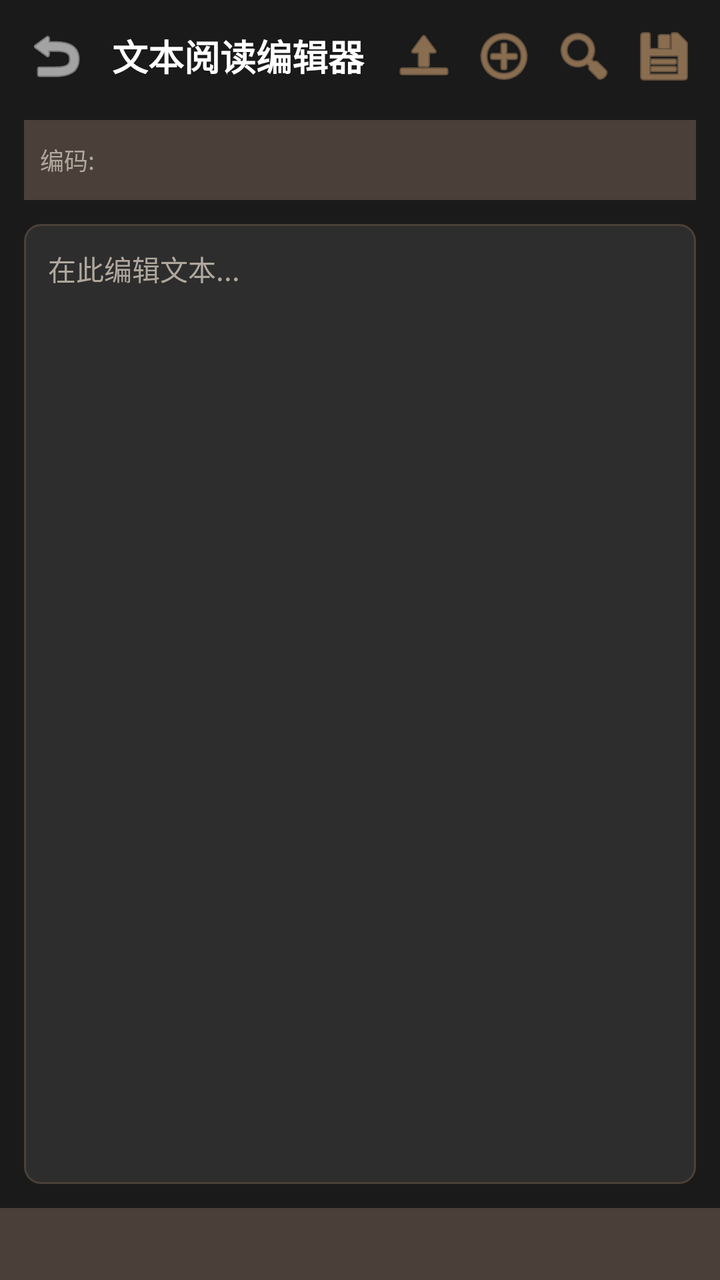
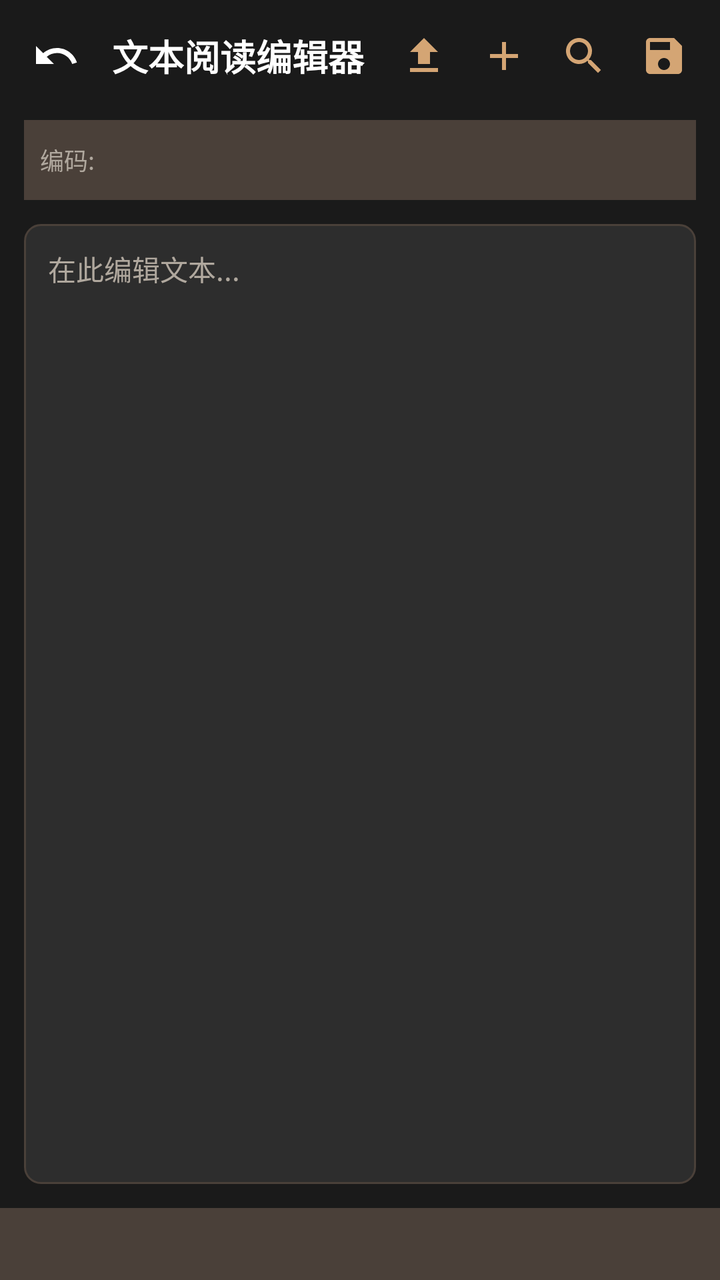

Screens rendered from an Android XML layout before and after an edit, with the pre-edit source and the edit as a unified diff.
<!-- AndroidManifest.xml: activity theme Theme.ToolBoxApp -->
<!-- res/layout/activity_text_editor.xml -->
<?xml version="1.0" encoding="utf-8"?>
<androidx.constraintlayout.widget.ConstraintLayout
    xmlns:android="http://schemas.android.com/apk/res/android"
    xmlns:app="http://schemas.android.com/apk/res-auto"
    android:layout_width="match_parent"
    android:layout_height="match_parent"
    android:background="@color/bg_main">

    
    <LinearLayout
        android:id="@+id/top_bar"
        android:layout_width="0dp"
        android:layout_height="56dp"
        android:background="@color/bg_main"
        android:gravity="center_vertical"
        android:orientation="horizontal"
        android:paddingStart="8dp"
        android:paddingEnd="8dp"
        app:layout_constraintEnd_toEndOf="parent"
        app:layout_constraintStart_toStartOf="parent"
        app:layout_constraintTop_toTopOf="parent">

        
        <ImageButton
            android:id="@+id/btn_back"
            android:layout_width="40dp"
            android:layout_height="40dp"
            android:background="?attr/selectableItemBackgroundBorderless"
            android:contentDescription="返回"
            android:padding="8dp"
            android:src="@android:drawable/ic_menu_revert"
            app:tint="@color/text_white" />

        
        <TextView
            android:id="@+id/tv_title"
            android:layout_width="0dp"
            android:layout_height="wrap_content"
            android:layout_marginStart="8dp"
            android:layout_weight="1"
            android:text="@string/title_text_editor"
            android:textColor="@color/text_white"
            android:textSize="18sp"
            android:textStyle="bold" />

        
        <ImageButton
            android:id="@+id/btn_open_file"
            android:layout_width="40dp"
            android:layout_height="40dp"
            android:background="?attr/selectableItemBackgroundBorderless"
            android:contentDescription="打开文件"
            android:padding="8dp"
            android:src="@android:drawable/ic_menu_upload"
            app:tint="@color/accent" />

        
        <ImageButton
            android:id="@+id/btn_new_file"
            android:layout_width="40dp"
            android:layout_height="40dp"
            android:background="?attr/selectableItemBackgroundBorderless"
            android:contentDescription="新建"
            android:padding="8dp"
            android:src="@android:drawable/ic_menu_add"
            app:tint="@color/accent" />

        
        <ImageButton
            android:id="@+id/btn_search"
            android:layout_width="40dp"
            android:layout_height="40dp"
            android:background="?attr/selectableItemBackgroundBorderless"
            android:contentDescription="搜索"
            android:padding="8dp"
            android:src="@android:drawable/ic_menu_search"
            app:tint="@color/accent" />

        
        <ImageButton
            android:id="@+id/btn_save"
            android:layout_width="40dp"
            android:layout_height="40dp"
            android:background="?attr/selectableItemBackgroundBorderless"
            android:contentDescription="保存"
            android:padding="8dp"
            android:src="@android:drawable/ic_menu_save"
            app:tint="@color/accent" />
    </LinearLayout>

    
    <LinearLayout
        android:id="@+id/ll_encoding_bar"
        android:layout_width="0dp"
        android:layout_height="40dp"
        android:layout_marginStart="12dp"
        android:layout_marginEnd="12dp"
        android:layout_marginTop="4dp"
        android:background="@color/card_dark"
        android:gravity="center_vertical"
        android:orientation="horizontal"
        android:paddingStart="8dp"
        android:paddingEnd="8dp"
        app:layout_constraintEnd_toEndOf="parent"
        app:layout_constraintStart_toStartOf="parent"
        app:layout_constraintTop_toBottomOf="@+id/top_bar">

        <TextView
            android:layout_width="wrap_content"
            android:layout_height="wrap_content"
            android:text="编码:"
            android:textColor="@color/text_secondary"
            android:textSize="12sp" />

        <Spinner
            android:id="@+id/spinner_encoding"
            android:layout_width="0dp"
            android:layout_height="wrap_content"
            android:layout_marginStart="8dp"
            android:layout_weight="1"
            android:background="@drawable/bg_spinner"
            android:popupBackground="@color/card_dark" />
    </LinearLayout>

    
    <TextView
        android:id="@+id/tv_file_info"
        android:layout_width="0dp"
        android:layout_height="wrap_content"
        android:layout_marginStart="12dp"
        android:layout_marginEnd="12dp"
        android:layout_marginTop="4dp"
        android:paddingStart="8dp"
        android:paddingEnd="8dp"
        android:paddingTop="4dp"
        android:paddingBottom="4dp"
        android:background="@color/card_dark"
        android:textColor="@color/text_secondary"
        android:textSize="12sp"
        android:text=""
        android:visibility="gone"
        app:layout_constraintEnd_toEndOf="parent"
        app:layout_constraintStart_toStartOf="parent"
        app:layout_constraintTop_toBottomOf="@+id/ll_encoding_bar" />

    
    <LinearLayout
        android:id="@+id/ll_progress"
        android:layout_width="0dp"
        android:layout_height="wrap_content"
        android:layout_marginStart="12dp"
        android:layout_marginEnd="12dp"
        android:layout_marginTop="4dp"
        android:background="@color/card_dark"
        android:gravity="center_vertical"
        android:orientation="vertical"
        android:padding="8dp"
        android:visibility="gone"
        app:layout_constraintEnd_toEndOf="parent"
        app:layout_constraintStart_toStartOf="parent"
        app:layout_constraintTop_toBottomOf="@+id/tv_file_info">

        <ProgressBar
            android:id="@+id/progress_bar"
            style="@android:style/Widget.ProgressBar.Horizontal"
            android:layout_width="match_parent"
            android:layout_height="6dp"
            android:max="100"
            android:progress="0" />

        <TextView
            android:id="@+id/tv_progress_text"
            android:layout_width="match_parent"
            android:layout_height="wrap_content"
            android:layout_marginTop="4dp"
            android:gravity="center"
            android:text="正在读取..."
            android:textColor="@color/text_secondary"
            android:textSize="12sp" />
    </LinearLayout>

    
    <EditText
        android:id="@+id/et_editor"
        android:layout_width="0dp"
        android:layout_height="0dp"
        android:layout_margin="12dp"
        android:layout_marginTop="4dp"
        android:background="@drawable/bg_edittext"
        android:gravity="top|start"
        android:hint="在此编辑文本..."
        android:inputType="textMultiLine"
        android:padding="12dp"
        android:textColor="@color/text_white"
        android:textColorHint="@color/text_secondary"
        android:textSize="14sp"
        app:layout_constraintBottom_toTopOf="@+id/ll_status_bar"
        app:layout_constraintEnd_toEndOf="parent"
        app:layout_constraintStart_toStartOf="parent"
        app:layout_constraintTop_toBottomOf="@+id/ll_progress" />

    
    <LinearLayout
        android:id="@+id/ll_status_bar"
        android:layout_width="0dp"
        android:layout_height="36dp"
        android:background="@color/card_dark"
        android:gravity="center_vertical"
        android:orientation="horizontal"
        android:paddingStart="16dp"
        android:paddingEnd="16dp"
        app:layout_constraintBottom_toBottomOf="parent"
        app:layout_constraintEnd_toEndOf="parent"
        app:layout_constraintStart_toStartOf="parent">

        <TextView
            android:id="@+id/tv_word_count"
            android:layout_width="0dp"
            android:layout_height="wrap_content"
            android:layout_weight="1"
            android:textColor="@color/text_secondary"
            android:textSize="12sp" />

        <TextView
            android:id="@+id/tv_line_count"
            android:layout_width="0dp"
            android:layout_height="wrap_content"
            android:layout_weight="1"
            android:textColor="@color/text_secondary"
            android:textSize="12sp" />
    </LinearLayout>

</androidx.constraintlayout.widget.ConstraintLayout>
<!-- resources referenced by this layout -->
<resources>
  <color name="accent">#D4A574</color>
  <color name="bg_main">#1A1A1A</color>
  <color name="card_dark">#4A4039</color>
  <color name="text_secondary">#B0A89E</color>
  <color name="text_white">#FFFFFF</color>
  <!-- drawable bg_edittext (drawable) -->
  <?xml version="1.0" encoding="utf-8"?>
  <shape xmlns:android="http://schemas.android.com/apk/res/android"
      android:shape="rectangle">
      <solid android:color="#2D2D2D" />
      <corners android:radius="8dp" />
      <stroke android:width="1dp" android:color="#4A4039" />
  </shape>
  <!-- drawable bg_spinner (drawable) -->
  <?xml version="1.0" encoding="utf-8"?>
  <shape xmlns:android="http://schemas.android.com/apk/res/android"
      android:shape="rectangle">
      <solid android:color="#2D2D2D" />
      <corners android:radius="8dp" />
      <stroke android:width="1dp" android:color="#4A4039" />
  </shape>
  <string name="title_text_editor">文本阅读编辑器</string>
  <color name="accent_dark">#B8895A</color>
  <color name="primary_background">#1A1A1A</color>
  <color name="accent_light">#E8C9A8</color>
  <color name="status_bar">#1A1A1A</color>
  <color name="navigation_bar">#1A1A1A</color>
  <color name="divider">#3A3029</color>
  <!-- unchanged entries left out for length: 1 -->
</resources>

<!-- the commit's change to res/layout/activity_text_editor.xml (unified diff, before → after) -->
@@ -28,7 +28,7 @@
             android:background="?attr/selectableItemBackgroundBorderless"
             android:contentDescription="返回"
             android:padding="8dp"
-            android:src="@android:drawable/ic_menu_revert"
+            android:src="@drawable/ic_undo"
             app:tint="@color/text_white" />
 
         
@@ -51,7 +51,7 @@
             android:background="?attr/selectableItemBackgroundBorderless"
             android:contentDescription="打开文件"
             android:padding="8dp"
-            android:src="@android:drawable/ic_menu_upload"
+            android:src="@drawable/ic_upload"
             app:tint="@color/accent" />
 
         
@@ -62,7 +62,7 @@
             android:background="?attr/selectableItemBackgroundBorderless"
             android:contentDescription="新建"
             android:padding="8dp"
-            android:src="@android:drawable/ic_menu_add"
+            android:src="@drawable/ic_add"
             app:tint="@color/accent" />
 
         
@@ -73,7 +73,7 @@
             android:background="?attr/selectableItemBackgroundBorderless"
             android:contentDescription="搜索"
             android:padding="8dp"
-            android:src="@android:drawable/ic_menu_search"
+            android:src="@drawable/ic_search"
             app:tint="@color/accent" />
 
         
@@ -84,7 +84,7 @@
             android:background="?attr/selectableItemBackgroundBorderless"
             android:contentDescription="保存"
             android:padding="8dp"
-            android:src="@android:drawable/ic_menu_save"
+            android:src="@drawable/ic_save"
             app:tint="@color/accent" />
     </LinearLayout>
 
<!-- resource entries referenced after the edit -->
@@ -21,6 +21,61 @@
       <corners android:radius="8dp" />
       <stroke android:width="1dp" android:color="#4A4039" />
   </shape>
+  <!-- drawable ic_add (drawable) -->
+  <?xml version="1.0" encoding="utf-8"?>
+  <vector xmlns:android="http://schemas.android.com/apk/res/android"
+      android:width="24dp"
+      android:height="24dp"
+      android:viewportWidth="24"
+      android:viewportHeight="24">
+      <path
+          android:fillColor="#FFFFFF"
+          android:pathData="M19,13h-6v6h-2v-6H5v-2h6V5h2v6h6v2z" />
+  </vector>
+  <!-- drawable ic_save (drawable) -->
+  <?xml version="1.0" encoding="utf-8"?>
+  <vector xmlns:android="http://schemas.android.com/apk/res/android"
+      android:width="24dp"
+      android:height="24dp"
+      android:viewportWidth="24"
+      android:viewportHeight="24">
+      <path
+          android:fillColor="#FFFFFF"
+          android:pathData="M17,3H5c-1.11,0 -2,0.9 -2,2v14c0,1.1 0.89,2 2,2h14c1.1,0 2,-0.9 2,-2V7l-4,-4zm-5,16c-1.66,0 -3,-1.34 -3,-3s1.34,-3 3,-3 3,1.34 3,3 -1.34,3 -3,3zm3,-10H5V5h10v4z" />
+  </vector>
+  <!-- drawable ic_search (drawable) -->
+  <?xml version="1.0" encoding="utf-8"?>
+  <vector xmlns:android="http://schemas.android.com/apk/res/android"
+      android:width="24dp"
+      android:height="24dp"
+      android:viewportWidth="24"
+      android:viewportHeight="24">
+      <path
+          android:fillColor="#FFFFFF"
+          android:pathData="M15.5,14h-0.79l-0.28,-0.27C15.41,12.59 16,11.11 16,9.5 16,5.91 13.09,3 9.5,3S3,5.91 3,9.5 5.91,16 9.5,16c1.61,0 3.09,-0.59 4.23,-1.57l0.27,0.28v0.79l5,4.99L20.49,19l-4.99,-5zM9.5,14C7.01,14 5,11.99 5,9.5S7.01,5 9.5,5 14,7.01 14,9.5 11.99,14 9.5,14z" />
+  </vector>
+  <!-- drawable ic_undo (drawable) -->
+  <?xml version="1.0" encoding="utf-8"?>
+  <vector xmlns:android="http://schemas.android.com/apk/res/android"
+      android:width="24dp"
+      android:height="24dp"
+      android:viewportWidth="24"
+      android:viewportHeight="24">
+      <path
+          android:fillColor="#FFFFFF"
+          android:pathData="M12.5,8c-2.65,0 -5.05,0.99 -6.9,2.6L2,7v9h9l-3.62,-3.62c1.39,-1.16 3.16,-1.88 5.12,-1.88 3.54,0 6.55,2.31 7.6,5.5l2.37,-0.78C21.08,11.03 17.15,8 12.5,8z" />
+  </vector>
+  <!-- drawable ic_upload (drawable) -->
+  <?xml version="1.0" encoding="utf-8"?>
+  <vector xmlns:android="http://schemas.android.com/apk/res/android"
+      android:width="24dp"
+      android:height="24dp"
+      android:viewportWidth="24"
+      android:viewportHeight="24">
+      <path
+          android:fillColor="#FFFFFF"
+          android:pathData="M9,16h6v-6h4l-7,-7 -7,7h4v6zm-4,2h14v2H5v-2z" />
+  </vector>
   <string name="title_text_editor">文本阅读编辑器</string>
   <color name="accent_dark">#B8895A</color>
   <color name="primary_background">#1A1A1A</color>
